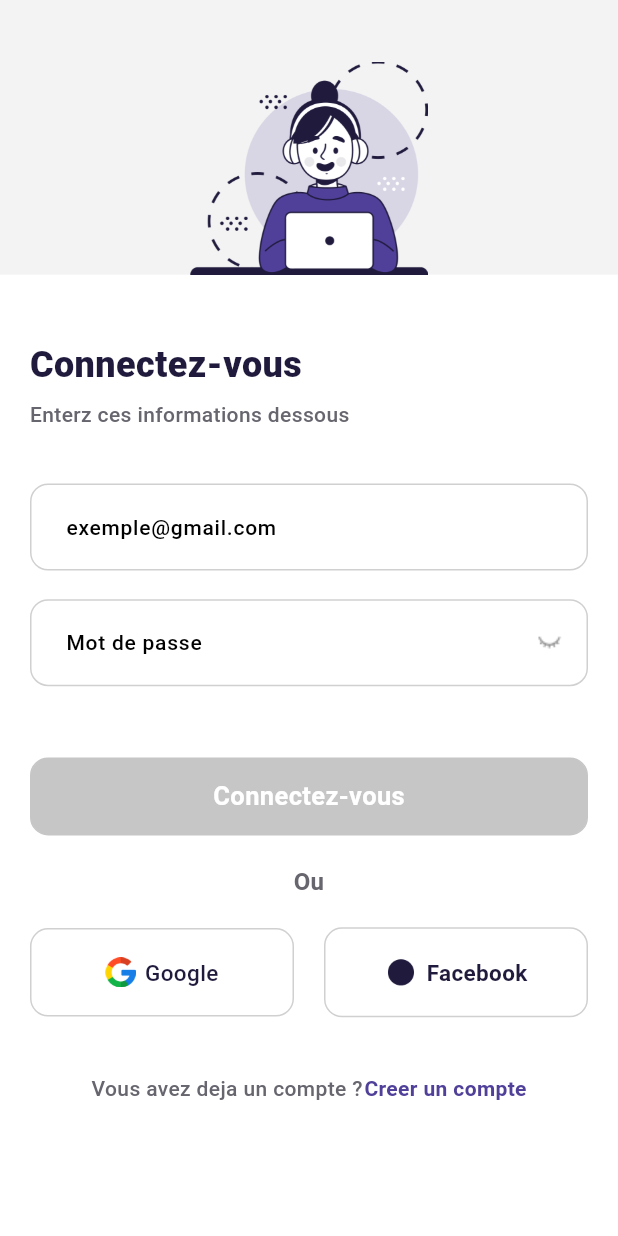
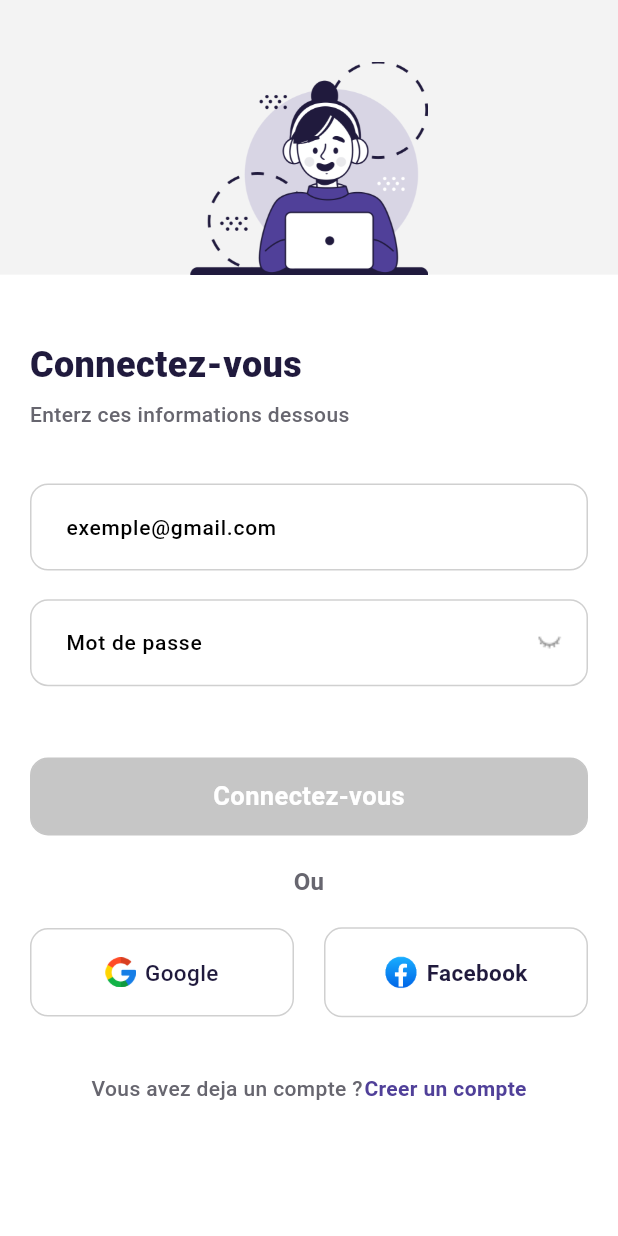
Before and after one commit to Gshot-Moses/Garage, a Flutter app: the screen it shows after launch, on a phone screen of 412 x 824 dp. Run offline on Flutter 3.47's test engine with Material 3 defaults, Android fonts, the phone set to English and light mode, and no system bars; our stand-ins replace chopper, email_validator, get, shared_preferences; missing offline and left inert: cupertino_will_pop_scope, flutter_web_auth; generated files the repository leaves out were written again.

Commit message:
Correct facebook logo on sign in screen

```diff
--- a/lib/features/signin/ui/sign_in_screen.dart
+++ b/lib/features/signin/ui/sign_in_screen.dart
@@ -299,7 +299,7 @@ class SignInScreen extends StatelessWidget {
                 Image.asset(
                   AppImage.facebookLogo,
                   height: AppSize.height22,
-                  color: Theme.of(context).appBarTheme.titleTextStyle?.color,
+                  // color: Theme.of(context).appBarTheme.titleTextStyle?.color,
                 ),
                 const SizedBox(width: AppSize.width6),
                 Text(
```
Also changed, not shown: asset/images/facebook.png.
